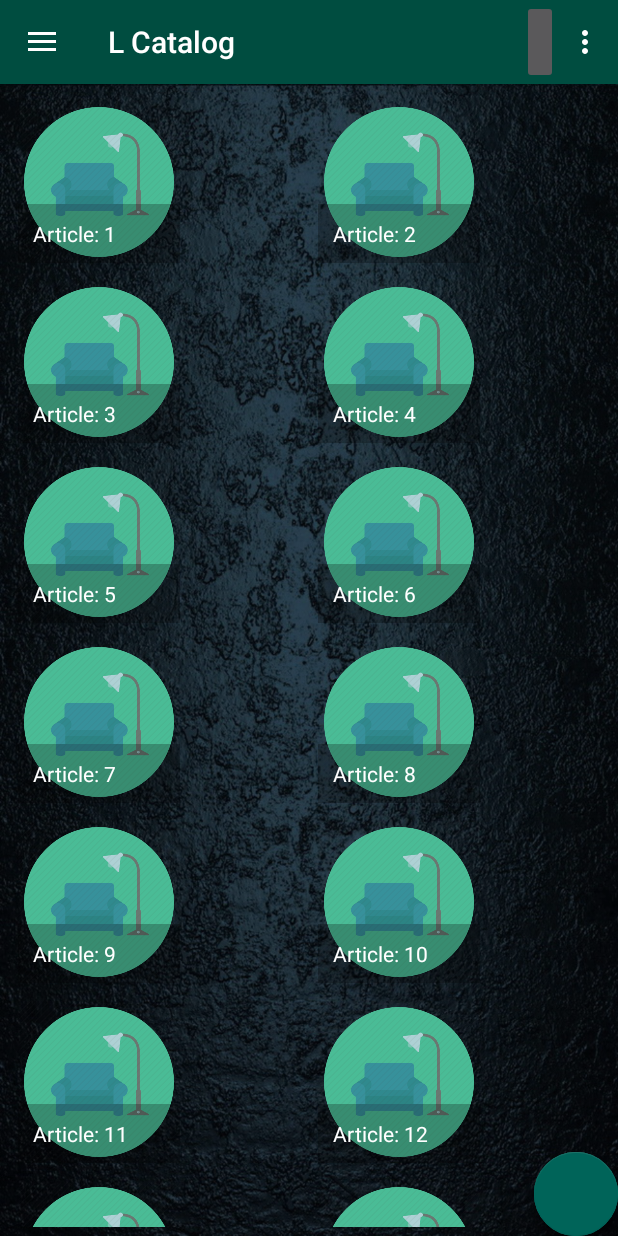
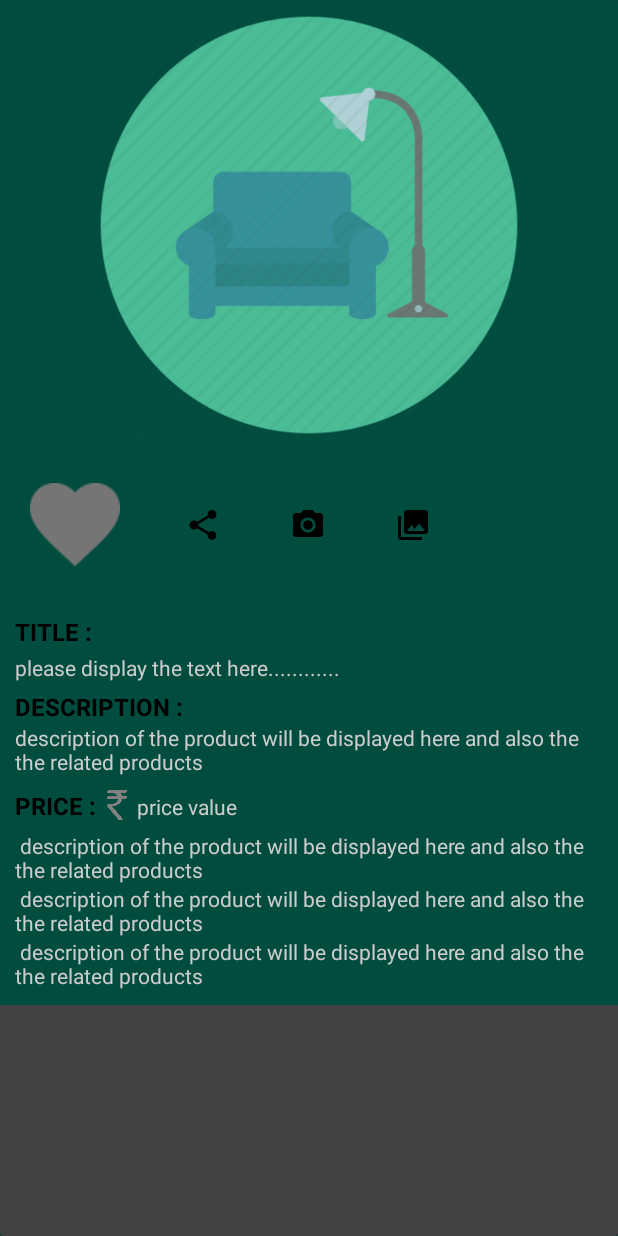
Before and after one commit to RamakrishnaKatta/Lcatalog_AndroidAppFinal, an Android app: the MainActivity screen opened directly, with no data from a screen before it, after a tap on an icon or button, on a phone screen of 412 x 824 dp. Run offline under Robolectric (Android 15) with nearby library versions, the phone set to English and light mode, and no system bars; libraries missing offline, so code that uses them is left out: com.getbase.floatingactionbutton; plain views replace FloatingActionButton, FloatingActionsMenu; 2 statements that could not run were skipped; 2 other taps on this screen came first.

Commit message:
Favourite Button Revised !! Version 3, Updated to master

```diff
--- a/app/src/main/java/com/lucidleanlabs/dev/lcatalog_androidapp/MainActivity.java
+++ b/app/src/main/java/com/lucidleanlabs/dev/lcatalog_androidapp/MainActivity.java
@@ -17,7 +17,6 @@ import android.view.MenuItem;
 import android.view.MotionEvent;
 import android.view.View;
 import android.widget.FrameLayout;
-import android.widget.RelativeLayout;
 
 import com.getbase.floatingactionbutton.FloatingActionsMenu;
 import com.lucidleanlabs.dev.lcatalog_androidapp.adapters.GridViewAdapter;
--- a/app/src/main/java/com/lucidleanlabs/dev/lcatalog_androidapp/ProductPage.java
+++ b/app/src/main/java/com/lucidleanlabs/dev/lcatalog_androidapp/ProductPage.java
@@ -6,12 +6,8 @@ import android.widget.ImageButton;
 import android.widget.ImageView;
 import android.widget.TextView;
 
-/**
- * Created by ramky on 19-03-2017.
- */
 
 public class ProductPage extends AppCompatActivity {
-
 
     private static final String TAG = "ProductPage";
 
@@ -20,30 +16,17 @@ public class ProductPage extends AppCompatActivity {
         super.onCreate(savedInstanceState);
         setContentView(R.layout.activity_product_page);
 
-        ImageView productimage = (ImageView)findViewById(R.id.product_image);
-        ImageButton share =(ImageButton)findViewById(R.id.share_icon);
-        ImageButton favourite = (ImageButton)findViewById(R.id.fav_icon);
-        ImageButton augment = (ImageButton)findViewById(R.id.augment_icon);
-        ImageButton view = (ImageButton)findViewById(R.id.view_icon);
-        TextView title = (TextView)findViewById(R.id.title_text);
-        TextView titledisplay =(TextView)findViewById(R.id.title_display);
-        TextView description =(TextView)findViewById(R.id.description_text);
-        TextView descriptiondisplay =(TextView)findViewById(R.id.description_display);
-        TextView price =(TextView)findViewById(R.id.pricetext);
-        TextView pricedisplay = (TextView)findViewById(R.id.price_display);
-        ImageView priceicon =(ImageView)findViewById(R.id.price_icon);
-
-
-
-
-
-
-
-
-
-
-
+        ImageView productimage = (ImageView) findViewById(R.id.product_image);
+        ImageButton share = (ImageButton) findViewById(R.id.share_icon);
+        ImageButton augment = (ImageButton) findViewById(R.id.augment_icon);
+        ImageButton view = (ImageButton) findViewById(R.id.view_icon);
+        TextView title = (TextView) findViewById(R.id.title_text);
+        TextView titledisplay = (TextView) findViewById(R.id.title_display);
+        TextView description = (TextView) findViewById(R.id.description_text);
+        TextView descriptiondisplay = (TextView) findViewById(R.id.description_display);
+        TextView price = (TextView) findViewById(R.id.pricetext);
+        TextView pricedisplay = (TextView) findViewById(R.id.price_display);
+        ImageView priceicon = (ImageView) findViewById(R.id.price_icon);
 
     }
-
 }
--- a/app/src/main/java/com/lucidleanlabs/dev/lcatalog_androidapp/adapters/GridViewAdapter.java
+++ b/app/src/main/java/com/lucidleanlabs/dev/lcatalog_androidapp/adapters/GridViewAdapter.java
@@ -3,21 +3,21 @@ package com.lucidleanlabs.dev.lcatalog_androidapp.adapters;
 import android.annotation.SuppressLint;
 import android.app.Activity;
 import android.content.Context;
+import android.content.Intent;
 import android.support.v7.widget.RecyclerView;
 import android.view.LayoutInflater;
 import android.view.View;
 import android.view.ViewGroup;
-import android.widget.AdapterView;
 import android.widget.ImageView;
 import android.widget.TextView;
 import android.widget.Toast;
 
+import com.lucidleanlabs.dev.lcatalog_androidapp.ProductPage;
 import com.lucidleanlabs.dev.lcatalog_androidapp.R;
 
 public class GridViewAdapter extends RecyclerView.Adapter<GridViewAdapter.ViewHolder> {
 
     private Activity activity;
-    private Context mcontext;
 
     public GridViewAdapter(Activity activity) {
         this.activity = activity;
@@ -34,19 +34,25 @@ public class GridViewAdapter extends RecyclerView.Adapter<GridViewAdapter.ViewHo
     @SuppressLint("SetTextI18n")
     @Override
     public void onBindViewHolder(GridViewAdapter.ViewHolder viewHolder, final int position) {
+
+        final Context[] context = new Context[1];
+
         viewHolder.imageView.setImageResource(R.drawable.dummy_icon);
         viewHolder.textView.setText("Article: " + (position + 1));
         viewHolder.imageView.setOnClickListener(new View.OnClickListener() {
             @Override
             public void onClick(View v) {
+
+                context[0] = v.getContext();
+
+                Intent intent = new Intent(context[0], ProductPage.class);
+                context[0].startActivity(intent);
+
                 Toast.makeText(activity, "You clicked on Article: " + position, Toast.LENGTH_SHORT).show();
             }
         });
     }
 
-    public void RecyclerItemClickLstner (Context contect, AdapterView.OnItemClickListener listener){
-
-    }
     @Override
     public int getItemCount() {
         return 20;
@@ -55,15 +61,16 @@ public class GridViewAdapter extends RecyclerView.Adapter<GridViewAdapter.ViewHo
     /**
      * View holder to display each RecylerView item
      */
-    protected class ViewHolder extends RecyclerView.ViewHolder {
+    class ViewHolder extends RecyclerView.ViewHolder {
 
         private TextView textView;
         private ImageView imageView;
 
-        public ViewHolder(View view) {
+        ViewHolder(View view) {
             super(view);
             imageView = (ImageView) view.findViewById(R.id.image);
             textView = (TextView) view.findViewById(R.id.item_name);
+
         }
     }
 }
--- a/app/src/main/res/layout/activity_favorites.xml
+++ /dev/null
@@ -1,6 +0,0 @@
-<?xml version="1.0" encoding="utf-8"?>
-<LinearLayout xmlns:android="http://schemas.android.com/apk/res/android"
-    android:orientation="vertical" android:layout_width="match_parent"
-    android:layout_height="match_parent">
-
-</LinearLayout>
--- a/app/src/main/res/layout/activity_product_page.xml
+++ b/app/src/main/res/layout/activity_product_page.xml
@@ -1,16 +1,18 @@
 <?xml version="1.0" encoding="utf-8"?>
-<android.support.v7.widget.CardView
-    xmlns:android="http://schemas.android.com/apk/res/android"
+<android.support.v7.widget.CardView xmlns:android="http://schemas.android.com/apk/res/android"
     xmlns:app="http://schemas.android.com/apk/res-auto"
-    android:orientation="vertical"
-    android:layout_width="match_parent"
-    android:layout_height="match_parent">
+    android:layout_width="fill_parent"
+    android:layout_height="fill_parent"
+    android:orientation="vertical">
 
+    <ScrollView
+        android:layout_width="fill_parent"
+        android:layout_height="fill_parent">
 
         <LinearLayout
             android:layout_width="match_parent"
-     android:layout_height="match_parent"
-     android:layout_margin="10dp"
+            android:layout_height="wrap_content"
+            android:background="@color/primary"
             android:orientation="vertical">
 
             <RelativeLayout
@@ -18,47 +20,51 @@
                 android:layout_height="300dp">
 
                 <ImageView
+                    android:id="@+id/product_image"
                     android:layout_width="match_parent"
                     android:layout_height="300dp"
-                android:src="@drawable/dummy_icon"
-                android:id="@+id/product_image"
+                    android:layout_alignParentStart="true"
                     android:layout_alignParentTop="true"
-                android:layout_alignParentStart="true" />
+                    android:src="@drawable/dummy_icon" />
+            </RelativeLayout>
+
+            <LinearLayout
+                android:layout_width="match_parent"
+                android:layout_height="wrap_content"
+                android:orientation="horizontal">
+
+                <FrameLayout
+                    xmlns:tools="http://schemas.android.com/tools"
+                    android:layout_width="wrap_content"
+                    android:layout_height="wrap_content"
+                    tools:context="com.lucidleanlabs.dev.lcatalog_androidapp.ProductPage">
+
+                    <com.lucidleanlabs.dev.lcatalog_androidapp.fav_like_view
+                        android:layout_width="wrap_content"
+                        android:layout_height="wrap_content"
+                        android:layout_gravity="center" />
+
+                </FrameLayout>
+
+                <ImageButton
+                    android:id="@+id/share_icon"
+                    android:layout_width="70dp"
+                    android:layout_height="match_parent"
+                    app:srcCompat="@drawable/ic_menu_share" />
 
                 <ImageButton
                     android:id="@+id/augment_icon"
-                android:layout_width="wrap_content"
-                android:layout_height="wrap_content"
-                app:srcCompat="@drawable/odd"
-                android:layout_alignParentBottom="true"
-                android:layout_alignEnd="@+id/share_icon" />
+                    android:layout_width="70dp"
+                    android:layout_height="match_parent"
+                    app:srcCompat="@drawable/ic_menu_camera" />
 
                 <ImageButton
                     android:id="@+id/view_icon"
-                android:layout_width="wrap_content"
-                android:layout_height="wrap_content"
-                android:layout_alignEnd="@+id/imageView"
-                android:layout_alignParentBottom="true"
-                app:srcCompat="@drawable/even" />
+                    android:layout_width="70dp"
+                    android:layout_height="match_parent"
+                    app:srcCompat="@drawable/ic_menu_gallery" />
 
-            <ImageButton
-                android:id="@+id/fav_icon"
-                android:layout_width="wrap_content"
-                android:layout_height="wrap_content"
-                android:layout_marginTop="22dp"
-                app:srcCompat="@mipmap/ic_launcher"
-                android:layout_alignParentTop="true"
-                android:layout_alignStart="@+id/share_icon" />
-
-            <ImageButton
-                android:id="@+id/share_icon"
-                android:layout_width="wrap_content"
-                android:layout_height="wrap_content"
-                app:srcCompat="@drawable/ic_menu_share"
-                android:layout_centerVertical="true"
-                android:layout_alignParentEnd="true"
-                android:layout_marginEnd="22dp" />
-        </RelativeLayout>
+            </LinearLayout>
 
 
             <LinearLayout
@@ -69,8 +75,8 @@
 
                 <LinearLayout
                     android:layout_width="match_parent"
+                    android:layout_height="wrap_content"
                     android:layout_gravity="center_horizontal|center_vertical|left"
-             android:layout_height="wrap_content"
                     android:orientation="vertical">
 
                     <TextView
@@ -87,10 +93,10 @@
                         android:layout_width="match_parent"
                         android:layout_height="wrap_content"
                         android:layout_marginTop="3dp"
-                 android:textSize="14sp"
                         android:hint="please display the text here............"
+                        android:maxLength="50"
                         android:textColor="#000000"
-                 android:maxLength="50" />
+                        android:textSize="14sp" />
                 </LinearLayout>
 
 
@@ -102,22 +108,22 @@
                     android:orientation="vertical">
 
                     <TextView
+                        android:id="@+id/description_text"
                         android:layout_width="wrap_content"
                         android:layout_height="wrap_content"
-                 android:id="@+id/description_text"
                         android:text="DESCRIPTION :"
                         android:textColor="#000000"
                         android:textSize="16sp"
-                 android:textStyle="bold"/>
+                        android:textStyle="bold" />
 
                     <TextView
+                        android:id="@+id/description_display"
                         android:layout_width="wrap_content"
                         android:layout_height="wrap_content"
-                 android:id="@+id/description_display"
+                        android:hint="description of the product will be displayed here and also the the related products "
+                        android:maxLength="200"
                         android:textColor="#000000"
-                 android:textSize="14sp"
-                 android:hint="description of the product will be displayed here and also the the related products "
-                 android:maxLength="200"/>
+                        android:textSize="14sp" />
                 </LinearLayout>
 
                 <LinearLayout
@@ -125,65 +131,75 @@
                     android:layout_height="wrap_content"
                     android:layout_marginTop="3dp"
                     android:orientation="vertical">
+
                     <LinearLayout
                         android:layout_width="wrap_content"
                         android:layout_height="wrap_content"
                         android:layout_marginTop="5dp"
                         android:orientation="horizontal">
+
                         <TextView
+                            android:id="@+id/pricetext"
                             android:layout_width="wrap_content"
                             android:layout_height="wrap_content"
-                android:id="@+id/pricetext"
                             android:text="PRICE : "
+                            android:textColor="#000000"
                             android:textSize="16sp"
-                android:textStyle="bold"
-                android:textColor="#000000" />
-
+                            android:textStyle="bold" />
 
                         <ImageView
+                            android:id="@+id/price_icon"
                             android:layout_width="20dp"
                             android:layout_height="20dp"
-                    android:id="@+id/price_icon"
-                    android:src="@drawable/greyrupee"
+                            android:layout_gravity="center"
                             android:drawingCacheQuality="high"
-                    android:layout_gravity="center">
-
-                </ImageView>
+                            android:src="@drawable/greyrupee" />
 
                         <TextView
+                            android:id="@+id/price_display"
                             android:layout_width="wrap_content"
                             android:layout_height="wrap_content"
                             android:hint=" price value"
-                    android:id="@+id/price_display"
                             android:textColor="#000000"
-                    android:textSize="14sp"/>
-
+                            android:textSize="14sp" />
 
 
                     </LinearLayout>
 
+                    <LinearLayout
+                        android:layout_width="wrap_content"
+                        android:layout_height="wrap_content"
+                        android:layout_marginTop="@dimen/thumbnail"
+                        android:orientation="vertical">
+
+                        <TextView
+                            android:id="@+id/test1"
+                            android:layout_width="wrap_content"
+                            android:layout_height="wrap_content"
+                            android:hint=" description of the product will be displayed here and also the the related products "
+                            android:textColor="#000000"
+                            android:textSize="14sp" />
+
+                        <TextView
+                            android:id="@+id/test2"
+                            android:layout_width="wrap_content"
+                            android:layout_height="wrap_content"
+                            android:hint=" description of the product will be displayed here and also the the related products "
+                            android:textColor="#000000"
+                            android:textSize="14sp" />
+
+                        <TextView
+                            android:id="@+id/test3"
+                            android:layout_width="wrap_content"
+                            android:layout_height="wrap_content"
+                            android:hint=" description of the product will be displayed here and also the the related products "
+                            android:textColor="#000000"
+                            android:textSize="14sp" />
 
 
                     </LinearLayout>
-
                 </LinearLayout>
-
-
-
-
-
-
             </LinearLayout>
-
-
-
-
-
-
-
-
-
-
-
-
+        </LinearLayout>
+    </ScrollView>
 </android.support.v7.widget.CardView>
--- a/app/src/main/res/layout/view_favourite_button.xml
+++ b/app/src/main/res/layout/view_favourite_button.xml
@@ -20,7 +20,8 @@
         android:id="@+id/heart_button"
         android:layout_width="wrap_content"
         android:layout_height="wrap_content"
-        android:layout_gravity="center" />
+        android:layout_gravity="center"
+        android:src="@drawable/heart_off"/>
 
 
 </merge>
```
Also changed, not shown: app/src/main/AndroidManifest.xml (+4 -3 lines), app/src/main/java/com/lucidleanlabs/dev/lcatalog_androidapp/Utils.java (+6 -11 lines), app/src/main/java/com/lucidleanlabs/dev/lcatalog_androidapp/adapters/ListViewHorizontalAdapter.java (+12 -0 lines), app/src/main/java/com/lucidleanlabs/dev/lcatalog_androidapp/adapters/ListViewVerticalAdapter.java (+19 -9 lines), app/src/main/java/com/lucidleanlabs/dev/lcatalog_androidapp/fav_Dots.java (+3 -7 lines), app/src/main/java/com/lucidleanlabs/dev/lcatalog_androidapp/fav_circle.java (+1 -38 lines), app/src/main/java/com/lucidleanlabs/dev/lcatalog_androidapp/fav_like_view.java (+8 -15 lines), app/src/main/java/com/lucidleanlabs/dev/lcatalog_androidapp/favourite_activity.java (deleted, +0 -17 lines), app/src/main/res/layout/favourite_button.xml (deleted, +0 -13 lines). Lines whose indentation alone changed are shown as unchanged.
